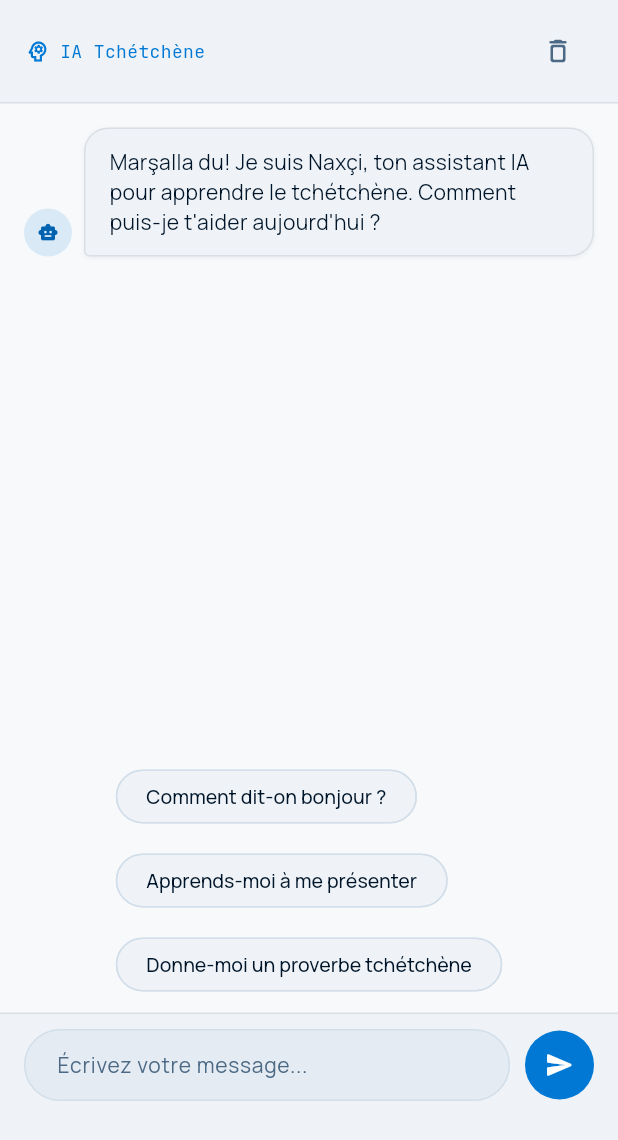
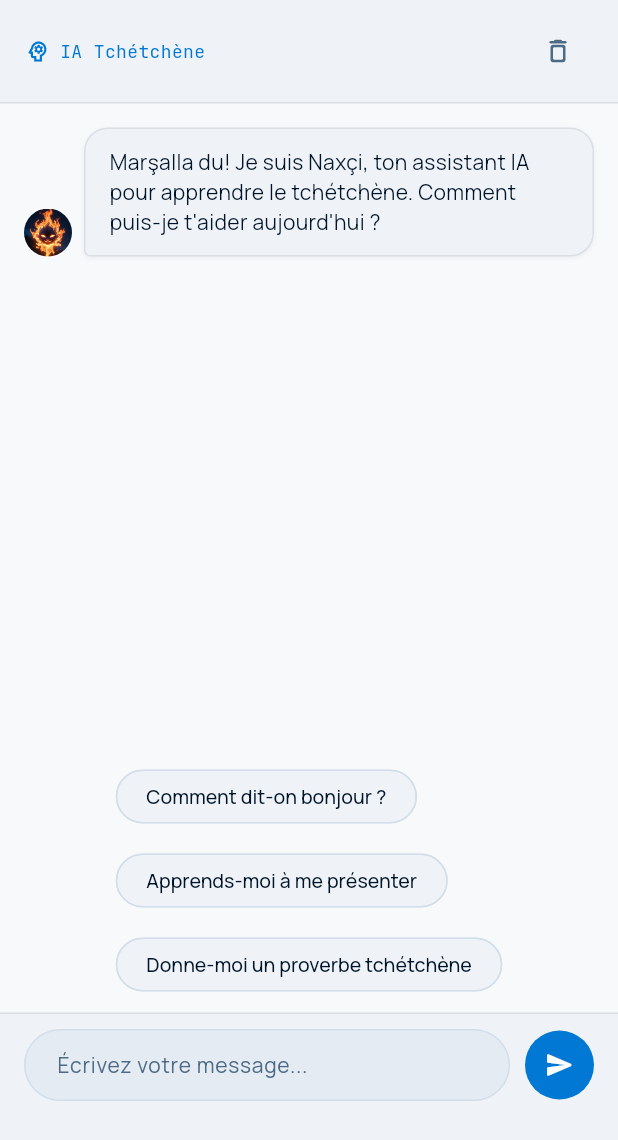
Before and after one commit to DorianMuzi/LinguaCE, a Flutter app: the ChatScreen widget shown alone on an empty page, opened directly, on a phone screen of 412 x 824 dp. Shown: the top 1140 px of the screen. Run offline on Flutter 3.47's test engine with Material 3 defaults, Android fonts, the phone set to English and light mode, and no system bars; drawn by our look-alikes of flutter_markdown; our stand-ins replace flutter_local_notifications, flutter_timezone, google_fonts, shared_preferences, supabase_flutter, timezone; accounts and stored records are empty; network calls fail.

Commit message:
feat(brand): avatar Naxçi dans le chat, médaillon Pkharmat en fin de leçon
Premières illustrations du design system branchées dans l'app :
- assets/brand/ : Naxçi (flamme) et les 8 stades de Pkharmat (2,1 Mo).
- BrandAssets + NaxciAvatar : l'avatar remplace l'icône de robot du chat.
- Medallion.pkharmat : sur l'écran de fin de leçon, Pkharmat au stade du
  niveau renvoyé par complete_lesson (borné au stade 8, le vrai niveau reste
  affiché). Hauteur réservée : pas de saut de mise en page.
- LessonCompletion.level ; tests (bornes, présence des fichiers, rendu).
- README : les illustrations de marque ne sont pas couvertes par Apache 2.0.

Co-Authored-By: Claude <noreply@anthropic.com>

```diff
--- a/lib/design/lingua_components.dart
+++ b/lib/design/lingua_components.dart
@@ -683,10 +683,65 @@ class LeagueBadge extends StatelessWidget {
 }
 
 // ─────────────────────────────────────────────────────────────────────────────
+// Illustrations de marque (assets/brand/), issues du design system.
+//
+// JPG peints, en portrait (784×1168) sur fond navy : toujours affichés en
+// recadrage circulaire. `cacheWidth` évite de décoder l'image pleine taille
+// pour une pastille de quelques dizaines de pixels.
+// ─────────────────────────────────────────────────────────────────────────────
+abstract final class BrandAssets {
+  /// Naxçi, l'assistant IA — direction « flamme », retenue par le système.
+  static const naxci = 'assets/brand/naxci-flamme.jpg';
+
+  /// Nombre d'évolutions de Pkharmat illustrées.
+  static const pkharmatStages = 8;
+
+  /// Pkharmat au stade correspondant à [level]. Le niveau du joueur n'est pas
+  /// borné : au-delà du dernier stade illustré, on garde le dernier.
+  static String pkharmat(int level) =>
+      'assets/brand/pkharmat-${level.clamp(1, pkharmatStages)}.jpg';
+
+  /// Recadrage circulaire d'une illustration de marque. Purement décoratif :
+  /// exclu de l'arbre sémantique (le sens est porté par le texte voisin).
+  static Widget circle(
+    BuildContext context,
+    String asset, {
+    required double size,
+    Alignment alignment = Alignment.center,
+  }) {
+    final dpr = MediaQuery.devicePixelRatioOf(context);
+    return ClipOval(
+      child: Image.asset(
+        asset,
+        width: size,
+        height: size,
+        fit: BoxFit.cover,
+        alignment: alignment,
+        cacheWidth: (size * dpr).round(),
+        excludeFromSemantics: true,
+      ),
+    );
+  }
+}
+
+// ─────────────────────────────────────────────────────────────────────────────
+// Avatar de Naxçi : pastille ronde à côté de ses messages dans le chat.
+// ─────────────────────────────────────────────────────────────────────────────
+class NaxciAvatar extends StatelessWidget {
+  final double size;
+
+  const NaxciAvatar({super.key, this.size = 32});
+
+  @override
+  Widget build(BuildContext context) =>
+      BrandAssets.circle(context, BrandAssets.naxci, size: size);
+}
+
+// ─────────────────────────────────────────────────────────────────────────────
 // Médaillon : cadre ornemental grenat et or. Emplacement d'illustration.
 //
-// `image` reste vide jusqu'à ce qu'une vraie illustration existe — le cadre
-// tient seul, il ne réclame pas de remplissage.
+// Sans `image`, le cadre tient seul (glyphe flamme) — il ne réclame pas de
+// remplissage. `Medallion.pkharmat` y loge Pkharmat au stade du niveau donné.
 // ─────────────────────────────────────────────────────────────────────────────
 class Medallion extends StatelessWidget {
   final double size;
@@ -694,6 +749,23 @@ class Medallion extends StatelessWidget {
   final int? level;
 
   const Medallion({super.key, this.size = 132, this.image, this.level});
+
+  /// Médaillon de Pkharmat au stade du [level] du joueur (pastille « NIV. »
+  /// incluse). Le visage est dans le tiers haut des illustrations : le
+  /// recadrage est remonté pour ne pas le couper.
+  static Widget pkharmat(BuildContext context,
+      {required int level, double size = 132}) {
+    return Medallion(
+      size: size,
+      level: level,
+      image: BrandAssets.circle(
+        context,
+        BrandAssets.pkharmat(level),
+        size: size * 0.68,
+        alignment: const Alignment(0, -0.5),
+      ),
+    );
+  }
 
   @override
   Widget build(BuildContext context) {
--- a/lib/screens/chat_screen.dart
+++ b/lib/screens/chat_screen.dart
@@ -2,6 +2,7 @@ import 'package:flutter/material.dart';
 import 'package:flutter/services.dart';
 import 'package:flutter_markdown/flutter_markdown.dart';
 import 'package:google_fonts/google_fonts.dart';
+import '../design/lingua_components.dart';
 import '../design/lingua_tokens.dart';
 import '../design/lingua_scale.dart';
 import '../i18n/app_strings.dart';
@@ -395,18 +396,7 @@ class _ChatScreenState extends State<ChatScreen> {
             crossAxisAlignment: CrossAxisAlignment.end,
             children: [
               if (!isUser) ...[
-                Container(
-                  width: 32,
-                  height: 32,
-                  decoration: BoxDecoration(
-                    color: t.accentTint,
-                    shape: BoxShape.circle,
-                  ),
-                  child: Center(
-                    child: Icon(Icons.smart_toy_rounded,
-                        size: 14, color: t.textAccent),
-                  ),
-                ),
+                const NaxciAvatar(),
                 const SizedBox(width: 8),
               ],
               Flexible(
@@ -504,16 +494,7 @@ class _ChatScreenState extends State<ChatScreen> {
       padding: const EdgeInsets.symmetric(vertical: 4),
       child: Row(
         children: [
-          Container(
-            width: 32,
-            height: 32,
-            decoration:
-                BoxDecoration(color: t.accentTint, shape: BoxShape.circle),
-            child: Center(
-              child:
-                  Icon(Icons.smart_toy_rounded, size: 14, color: t.textAccent),
-            ),
-          ),
+          const NaxciAvatar(),
           const SizedBox(width: 8),
           Container(
             padding:
--- a/lib/services/lesson_service.dart
+++ b/lib/services/lesson_service.dart
@@ -149,9 +149,14 @@ class LessonCompletion {
   /// `true` si la leçon avait déjà été terminée auparavant.
   final bool alreadyCompleted;
 
+  /// Niveau du joueur après l'opération (`null` si le serveur ne l'a pas
+  /// renvoyé) — sert à choisir le stade de Pkharmat sur l'écran de fin.
+  final int? level;
+
   const LessonCompletion({
     required this.xpAwarded,
     required this.alreadyCompleted,
+    this.level,
   });
 
   /// Lit la réponse JSON de `complete_lesson`. Tolérant : l'appel a réussi
@@ -164,6 +169,7 @@ class LessonCompletion {
     return LessonCompletion(
       xpAwarded: (data['xp_awarded'] as num?)?.toInt() ?? 0,
       alreadyCompleted: data['already_completed'] as bool? ?? false,
+      level: (data['level'] as num?)?.toInt(),
     );
   }
 }
--- a/pubspec.yaml
+++ b/pubspec.yaml
@@ -39,3 +39,4 @@ flutter:
   uses-material-design: true
   assets:
     - assets/images/
+    - assets/brand/
```
Also changed, not shown: lib/screens/exercise_screen.dart (+26 -5 lines), assets/brand/naxci-flamme.jpg (added), assets/brand/pkharmat-1.jpg (added), assets/brand/pkharmat-2.jpg (added), assets/brand/pkharmat-3.jpg (added), assets/brand/pkharmat-4.jpg (added), assets/brand/pkharmat-5.jpg (added), assets/brand/pkharmat-6.jpg (added), assets/brand/pkharmat-7.jpg (added), assets/brand/pkharmat-8.jpg (added), 3 other files.
